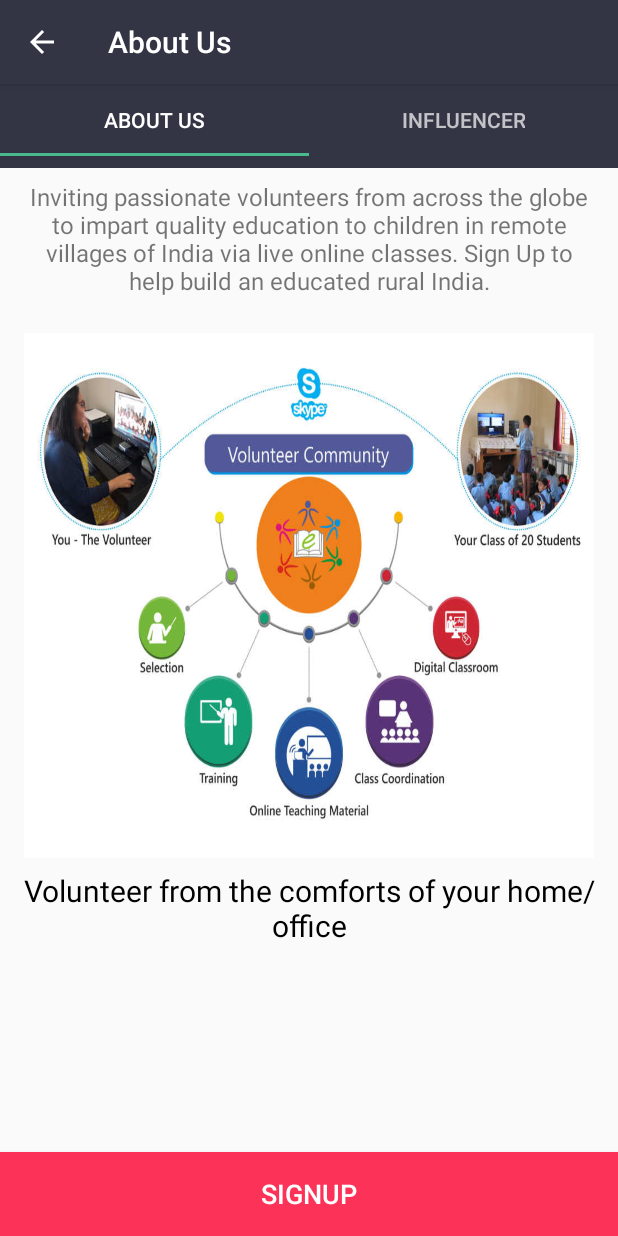
After one commit to headrun/evdandroid, an Android app: the AboutUsFragment screen opened directly, with no data from a screen before it, on a phone screen of 412 x 824 dp. The commit adds this screen. Run offline under Robolectric (Android 15) with nearby library versions, the phone set to English and light mode, and no system bars; our stand-ins replace Volley; libraries missing offline, so code that uses them is left out: com.afollestad.materialdialogs, com.facebook, com.facebook.login, com.squareup.okhttp; network calls fail; 1 statement that could not run was skipped.

Commit message:
added home module in the main page. added about us added influencer

```diff
--- a/app/build.gradle
+++ b/app/build.gradle
@@ -65,8 +65,8 @@ android {
         }
         uat {
             //buildConfigField "String", "SERVER_ENDPOINT", '"http://106.51.126.221:7777/"'
-          // buildConfigField "String", "SERVER_ENDPOINT", '"http://172.16.0.16:8000/"'
-          buildConfigField "String", "SERVER_ENDPOINT", '"http://172.16.0.66:9087/"'
+            // buildConfigField "String", "SERVER_ENDPOINT", '"http://172.16.0.16:8000/"'
+            buildConfigField "String", "SERVER_ENDPOINT", '"http://172.16.0.66:9087/"'
             versionCode 12
             versionName "1.12"
 
--- a/app/src/main/java/com/headrun/evidyaloka/EvdApplication.java
+++ b/app/src/main/java/com/headrun/evidyaloka/EvdApplication.java
@@ -26,10 +26,10 @@ public class EvdApplication extends Application {
     @Override
     public void onCreate() {
         super.onCreate();
-        Fabric.with(this, new Crashlytics());
+       /* Fabric.with(this, new Crashlytics());
 
 
-        Fresco.initialize(this);
+        Fresco.initialize(this);*/
 
         _instance = this;
     }
--- /dev/null
+++ b/app/src/main/java/com/headrun/evidyaloka/activity/homePage/AboutUsFragment.java
@@ -0,0 +1,50 @@
+package com.headrun.evidyaloka.activity.homePage;
+
+import android.content.Intent;
+import android.os.Bundle;
+import android.support.annotation.NonNull;
+import android.support.annotation.Nullable;
+import android.support.v4.app.Fragment;
+import android.view.LayoutInflater;
+import android.view.View;
+import android.view.ViewGroup;
+import android.widget.Button;
+
+import com.headrun.evidyaloka.R;
+import com.headrun.evidyaloka.activity.auth.LoginActivity;
+import com.headrun.evidyaloka.config.Constants;
+import com.headrun.evidyaloka.utils.Utils;
+
+public class AboutUsFragment extends Fragment implements View.OnClickListener {
+    private Button signUp;
+
+    public static AboutUsFragment newInstance(){
+        return new AboutUsFragment();
+    }
+    @Nullable
+    @Override
+    public View onCreateView(@NonNull LayoutInflater inflater, @Nullable ViewGroup container, @Nullable Bundle savedInstanceState) {
+        View view=inflater.inflate(R.layout.about_us_fragment,container,false);
+        signUp=view.findViewById(R.id.sign_up);
+        signUp.setOnClickListener(this);
+        Utils utils=new Utils(getActivity());
+        if (utils.userSession.getIsLogin()){
+            signUp.setVisibility(View.GONE);
+        }else{
+            signUp.setVisibility(View.VISIBLE);
+        }
+
+        return view;
+    }
+
+    @Override
+    public void onClick(View view) {
+        switch (view.getId()){
+            case R.id.sign_up:
+                Intent intent=new Intent(getActivity(),LoginActivity.class);
+                intent.putExtra("signUp",Constants.SIGNUP);
+                startActivity(intent);
+
+        }
+    }
+}
--- /dev/null
+++ b/app/src/main/java/com/headrun/evidyaloka/activity/homePage/HomePageActivity.java
@@ -0,0 +1,79 @@
+package com.headrun.evidyaloka.activity.homePage;
+
+import android.content.Intent;
+import android.support.design.widget.TabLayout;
+import android.support.v4.view.ViewPager;
+import android.support.v7.app.AppCompatActivity;
+import android.os.Bundle;
+import android.view.MenuItem;
+import android.widget.TableLayout;
+
+import com.headrun.evidyaloka.R;
+import com.headrun.evidyaloka.activity.base.BaseActivity;
+import com.headrun.evidyaloka.activity.base.HomeActivity;
+
+public class HomePageActivity extends BaseActivity implements TabLayout.OnTabSelectedListener {
+
+    private ViewPager viewPager;
+    private TabLayout tabLayout;
+    private String[] tabTitles={"About Us","inFluencer"};
+    @Override
+    protected void onCreate(Bundle savedInstanceState) {
+        super.onCreate(savedInstanceState);
+        setContentView(R.layout.activity_home_page);
+        initView();
+        updateUi();
+        getSupportActionBar().setHomeButtonEnabled(true);
+        getSupportActionBar().setDisplayShowHomeEnabled(true);
+        getSupportActionBar().setDisplayHomeAsUpEnabled(true);
+    }
+
+    private void updateUi() {
+        HomePageAdapter homePageAdapter=new HomePageAdapter(this,getSupportFragmentManager(),tabTitles);
+        viewPager.setAdapter(homePageAdapter);
+        tabLayout.setupWithViewPager(viewPager);
+
+    }
+
+    private void initView() {
+        viewPager=findViewById(R.id.home_pager);
+        tabLayout=findViewById(R.id.home_tab);
+        tabLayout.addOnTabSelectedListener(this);
+    }
+
+    @Override
+    public void onTabSelected(TabLayout.Tab tab) {
+        getSupportActionBar().setTitle(tabTitles[tab.getPosition()]);
+    }
+
+    @Override
+    public void onTabUnselected(TabLayout.Tab tab) {
+
+    }
+
+    @Override
+    public void onTabReselected(TabLayout.Tab tab) {
+
+    }
+
+    @Override
+    public void onBackPressed() {
+        super.onBackPressed();
+        startActivity(new Intent(this, HomeActivity.class));
+        finish();
+    }
+
+    @Override
+    public boolean onOptionsItemSelected(MenuItem item) {
+        //Menu
+        switch (item.getItemId()) {
+            //When home is clicked
+            case android.R.id.home:
+               onBackPressed();
+                return true;
+
+            default:
+        }
+        return super.onOptionsItemSelected(item);
+    }
+}
--- /dev/null
+++ b/app/src/main/java/com/headrun/evidyaloka/activity/homePage/HomePageAdapter.java
@@ -0,0 +1,43 @@
+package com.headrun.evidyaloka.activity.homePage;
+
+import android.content.Context;
+import android.support.v4.app.Fragment;
+import android.support.v4.app.FragmentManager;
+
+import com.headrun.evidyaloka.widgets.FragmentStatePagerAdapter;
+
+public class HomePageAdapter extends FragmentStatePagerAdapter {
+
+
+    private FragmentManager fm;
+    private String[] tabTitle ;
+
+    public HomePageAdapter(Context mContext, FragmentManager fm, String[] tabTitle) {
+        super(fm);
+        this.fm = fm;
+        this.tabTitle=tabTitle;
+
+    }
+
+    @Override
+    public int getCount() {
+        return tabTitle.length;
+    }
+
+    @Override
+    public Fragment getItem(int position) {
+        if(position==0){
+            return AboutUsFragment.newInstance();
+        }else if(position==1){
+            return InfluencerFragment.newInstance();
+        }
+        return null;
+    }
+
+    @Override
+    public CharSequence getPageTitle(int position) {
+        String title = tabTitle[position];
+        return title;
+    }
+
+}
--- /dev/null
+++ b/app/src/main/java/com/headrun/evidyaloka/activity/homePage/InfluencerFragment.java
@@ -0,0 +1,61 @@
+package com.headrun.evidyaloka.activity.homePage;
+
+import android.os.Bundle;
+import android.support.annotation.NonNull;
+import android.support.annotation.Nullable;
+import android.support.design.widget.TextInputEditText;
+import android.view.LayoutInflater;
+import android.view.View;
+import android.view.ViewGroup;
+import android.widget.Button;
+import android.widget.Toast;
+
+import com.headrun.evidyaloka.R;
+import com.headrun.evidyaloka.activity.demands.BaseEVDFragment;
+import com.headrun.evidyaloka.utils.NetworkUtils;
+import com.squareup.okhttp.internal.Util;
+
+public class InfluencerFragment extends BaseEVDFragment implements View.OnClickListener {
+
+    private TextInputEditText email;
+    private TextInputEditText mobile;
+    private Button enroll;
+
+    public static InfluencerFragment newInstance() {
+        return new InfluencerFragment();
+    }
+
+    @Nullable
+    @Override
+    public View onCreateView(@NonNull LayoutInflater inflater, @Nullable ViewGroup container, @Nullable Bundle savedInstanceState) {
+        View view = inflater.inflate(R.layout.influencer_fragment, container, false);
+        email = view.findViewById(R.id.input_email);
+        mobile = view.findViewById(R.id.input_mobile);
+        enroll = view.findViewById(R.id.enroll);
+        enroll.setOnClickListener(this);
+        return view;
+    }
+
+    @Override
+    public void onClick(View view) {
+        switch (view.getId()) {
+            case R.id.enroll:
+                String enteredEmail=email.getText().toString();
+                String enteredMobile=mobile.getText().toString();
+
+                if(!android.util.Patterns.EMAIL_ADDRESS.matcher(enteredEmail).matches()){
+                    email.setError(getString(R.string.enter_valid_email));
+                }else if(enteredMobile.length()!=10){
+                    mobile.setError("Enter valid mobile no.");
+                }else {
+                    if(NetworkUtils.isNetworkConnected(getActivity().getApplicationContext())){
+                        //TODO api to send email and mobile
+                    }else{
+                        Toast.makeText(getActivity().getApplicationContext(),getString(R.string.no_internet),Toast.LENGTH_SHORT).show();
+                    }
+                }
+                break;
+            default:
+        }
+    }
+}
--- /dev/null
+++ b/app/src/main/res/layout/about_us_fragment.xml
@@ -0,0 +1,77 @@
+<?xml version="1.0" encoding="utf-8"?>
+<android.support.constraint.ConstraintLayout xmlns:android="http://schemas.android.com/apk/res/android"
+    xmlns:app="http://schemas.android.com/apk/res-auto"
+    xmlns:tools="http://schemas.android.com/tools"
+    android:layout_width="match_parent"
+    android:layout_height="match_parent">
+
+    <TextView
+        android:id="@+id/textView2"
+        android:layout_width="0dp"
+        android:layout_height="wrap_content"
+        android:layout_marginStart="16dp"
+        android:layout_marginLeft="16dp"
+        android:layout_marginTop="8dp"
+        android:layout_marginEnd="16dp"
+        android:layout_marginRight="16dp"
+        android:gravity="center_horizontal"
+        android:text="@string/about_us_invite"
+        android:textSize="16sp"
+        app:layout_constraintEnd_toEndOf="parent"
+        app:layout_constraintStart_toStartOf="parent"
+        app:layout_constraintTop_toTopOf="parent" />
+
+    <ImageView
+        android:id="@+id/imageView"
+        android:layout_width="0dp"
+        android:layout_height="0dp"
+        android:layout_marginStart="16dp"
+        android:layout_marginLeft="16dp"
+        android:layout_marginTop="24dp"
+        android:layout_marginEnd="16dp"
+        android:layout_marginRight="16dp"
+        android:layout_marginBottom="8dp"
+        android:scaleType="fitXY"
+        app:layout_constraintBottom_toTopOf="@+id/guideline"
+        app:layout_constraintEnd_toEndOf="parent"
+        app:layout_constraintStart_toStartOf="parent"
+        app:layout_constraintTop_toBottomOf="@+id/textView2"
+        app:srcCompat="@drawable/about_us" />
+
+    <android.support.constraint.Guideline
+        android:id="@+id/guideline"
+        android:layout_width="wrap_content"
+        android:layout_height="wrap_content"
+        android:orientation="horizontal"
+        app:layout_constraintGuide_percent="0.65753424" />
+
+    <TextView
+        android:id="@+id/textView4"
+        android:layout_width="0dp"
+        android:layout_height="wrap_content"
+        android:layout_marginStart="8dp"
+        android:layout_marginLeft="8dp"
+        android:layout_marginTop="8dp"
+        android:layout_marginEnd="8dp"
+        android:textSize="20sp"
+        android:textColor="@color/black"
+        android:layout_marginRight="8dp"
+        android:gravity="center_horizontal"
+        android:text="@string/about_us_volunteer"
+        app:layout_constraintEnd_toEndOf="parent"
+        app:layout_constraintStart_toStartOf="parent"
+        app:layout_constraintTop_toBottomOf="@+id/imageView" />
+
+    <Button
+        android:id="@+id/sign_up"
+        android:layout_width="0dp"
+        android:layout_height="?attr/actionBarSize"
+        android:layout_alignParentBottom="true"
+        android:background="@color/login_button"
+        android:text="@string/signup"
+        android:textColor="@color/white"
+        android:textSize="18sp"
+        app:layout_constraintBottom_toBottomOf="parent"
+        app:layout_constraintEnd_toEndOf="parent"
+        app:layout_constraintStart_toStartOf="parent" />
+</android.support.constraint.ConstraintLayout>
--- /dev/null
+++ b/app/src/main/res/layout/activity_home_page.xml
@@ -0,0 +1,34 @@
+<?xml version="1.0" encoding="utf-8"?>
+<android.support.constraint.ConstraintLayout xmlns:android="http://schemas.android.com/apk/res/android"
+    xmlns:app="http://schemas.android.com/apk/res-auto"
+    xmlns:tools="http://schemas.android.com/tools"
+    android:layout_width="match_parent"
+    android:layout_height="match_parent"
+    tools:context=".activity.homePage.HomePageActivity">
+
+    <android.support.design.widget.TabLayout
+        android:id="@+id/home_tab"
+        android:layout_width="match_parent"
+        android:layout_height="wrap_content"
+        android:background="@color/colorPrimary"
+        android:minHeight="?attr/actionBarSize"
+        android:theme="@style/ThemeOverlay.AppCompat.Dark.ActionBar"
+        app:layout_constraintEnd_toEndOf="parent"
+        app:layout_constraintStart_toStartOf="parent"
+        app:layout_constraintTop_toTopOf="parent">
+
+    </android.support.design.widget.TabLayout>
+
+    <android.support.v4.view.ViewPager
+        android:id="@+id/home_pager"
+        android:layout_width="0dp"
+        android:layout_height="0dp"
+        app:layout_constraintBottom_toBottomOf="parent"
+        app:layout_constraintEnd_toEndOf="parent"
+        app:layout_constraintHorizontal_bias="0.0"
+        app:layout_constraintStart_toStartOf="parent"
+        app:layout_constraintTop_toBottomOf="@+id/home_tab" />
+
+
+
+</android.support.constraint.ConstraintLayout>
--- a/app/src/main/res/values/strings.xml
+++ b/app/src/main/res/values/strings.xml
@@ -264,6 +264,11 @@
     <string name="content_se_7">How many hours a week can you contribute towards contentresearch ? </string>
     <string name="default_notification_channel_id">com.headrun.evidyaloka.activity.fcm</string>
     <string name="network_error_response">Did not connected to server</string>
+    <string name="home">Home</string>
+    <string name="about_us_invite">Inviting passionate volunteers from across the globe to impart quality education to children in remote villages of India via live online classes. Sign Up to help build an educated rural India.</string>
+    <string name="about_us_volunteer">Volunteer from the comforts of your home/office</string>
+    <string name="enroll">enroll</string>
+    <string name="enter_valid_email">Enter valid email</string>
 
 
     <string-array name="scenario_one_opt">
```
Also changed, not shown: app/src/main/AndroidManifest.xml (+13 -32 lines), app/src/main/java/com/headrun/evidyaloka/activity/auth/LoginActivity.java (+18 -5 lines), app/src/main/java/com/headrun/evidyaloka/activity/base/HomeActivity.java (+34 -0 lines), app/src/main/res/layout/influencer_fragment.xml (added, +76 -0 lines), app/src/main/res/menu/menu_homebottom.xml (+7 -0 lines), app/src/main/res/drawable/about_us.jpg (added).
